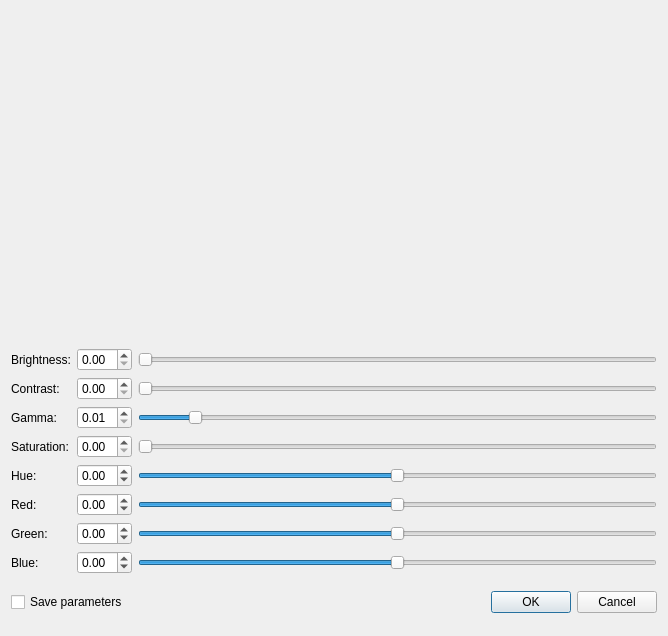
Above: src/dialogs/coloradjdialog.ui from classicimageviewer/ClassicImageViewer before the change. Below: the same form after it.
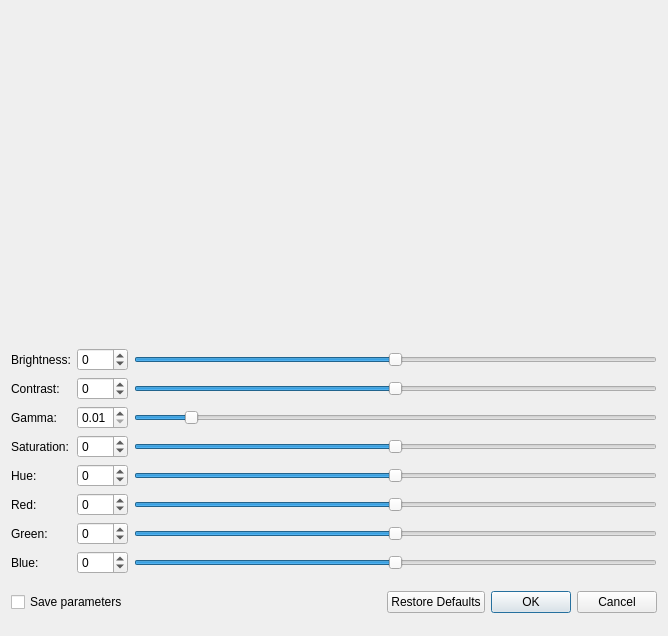
That is the form after the change.

Commit message: Color adjust: brightness/contrast/gamma in RGB space; UI improvements; Restore defaults button

What changed in the file:
```diff
--- a/src/dialogs/coloradjdialog.ui
+++ b/src/dialogs/coloradjdialog.ui
@@ -66,13 +66,13 @@
        <item row="1" column="1">
         <widget class="QDoubleSpinBox" name="doubleSpinBoxContrast">
          <property name="decimals">
-          <number>2</number>
+          <number>0</number>
          </property>
          <property name="minimum">
-          <double>0.000000000000000</double>
+          <double>-100.000000000000000</double>
          </property>
          <property name="maximum">
-          <double>2.000000000000000</double>
+          <double>100.000000000000000</double>
          </property>
          <property name="singleStep">
           <double>0.010000000000000</double>
@@ -82,13 +82,13 @@
        <item row="0" column="1">
         <widget class="QDoubleSpinBox" name="doubleSpinBoxBrightness">
          <property name="decimals">
-          <number>2</number>
+          <number>0</number>
          </property>
          <property name="minimum">
-          <double>0.000000000000000</double>
+          <double>-100.000000000000000</double>
          </property>
          <property name="maximum">
-          <double>2.000000000000000</double>
+          <double>100.000000000000000</double>
          </property>
          <property name="singleStep">
           <double>0.010000000000000</double>
@@ -112,10 +112,10 @@
        <item row="1" column="2">
         <widget class="QSlider" name="horizontalSliderContrast">
          <property name="minimum">
-          <number>0</number>
+          <number>-100</number>
          </property>
          <property name="maximum">
-          <number>200</number>
+          <number>100</number>
          </property>
          <property name="orientation">
           <enum>Qt::Horizontal</enum>
@@ -125,13 +125,13 @@
        <item row="7" column="1">
         <widget class="QDoubleSpinBox" name="doubleSpinBoxBlue">
          <property name="decimals">
-          <number>2</number>
+          <number>0</number>
          </property>
          <property name="minimum">
-          <double>-1.000000000000000</double>
+          <double>-100.000000000000000</double>
          </property>
          <property name="maximum">
-          <double>1.000000000000000</double>
+          <double>100.000000000000000</double>
          </property>
          <property name="singleStep">
           <double>0.010000000000000</double>
@@ -141,13 +141,13 @@
        <item row="3" column="1">
         <widget class="QDoubleSpinBox" name="doubleSpinBoxSaturation">
          <property name="decimals">
-          <number>2</number>
+          <number>0</number>
          </property>
          <property name="minimum">
-          <double>0.000000000000000</double>
+          <double>-100.000000000000000</double>
          </property>
          <property name="maximum">
-          <double>2.000000000000000</double>
+          <double>100.000000000000000</double>
          </property>
          <property name="singleStep">
           <double>0.010000000000000</double>
@@ -164,10 +164,10 @@
        <item row="3" column="2">
         <widget class="QSlider" name="horizontalSliderSaturation">
          <property name="minimum">
-          <number>0</number>
+          <number>-100</number>
          </property>
          <property name="maximum">
-          <number>200</number>
+          <number>100</number>
          </property>
          <property name="orientation">
           <enum>Qt::Horizontal</enum>
@@ -197,13 +197,13 @@
        <item row="5" column="1">
         <widget class="QDoubleSpinBox" name="doubleSpinBoxRed">
          <property name="decimals">
-          <number>2</number>
+          <number>0</number>
          </property>
          <property name="minimum">
-          <double>-1.000000000000000</double>
+          <double>-100.000000000000000</double>
          </property>
          <property name="maximum">
-          <double>1.000000000000000</double>
+          <double>100.000000000000000</double>
          </property>
          <property name="singleStep">
           <double>0.010000000000000</double>
@@ -212,11 +212,14 @@
        </item>
        <item row="4" column="1">
         <widget class="QDoubleSpinBox" name="doubleSpinBoxHue">
+         <property name="decimals">
+          <number>0</number>
+         </property>
          <property name="minimum">
-          <double>-1.000000000000000</double>
+          <double>-180.000000000000000</double>
          </property>
          <property name="maximum">
-          <double>1.000000000000000</double>
+          <double>180.000000000000000</double>
          </property>
          <property name="singleStep">
           <double>0.010000000000000</double>
@@ -226,13 +229,13 @@
        <item row="6" column="1">
         <widget class="QDoubleSpinBox" name="doubleSpinBoxGreen">
          <property name="decimals">
-          <number>2</number>
+          <number>0</number>
          </property>
          <property name="minimum">
-          <double>-1.000000000000000</double>
+          <double>-100.000000000000000</double>
          </property>
          <property name="maximum">
-          <double>1.000000000000000</double>
+          <double>100.000000000000000</double>
          </property>
          <property name="singleStep">
           <double>0.010000000000000</double>
@@ -269,10 +272,10 @@
        <item row="0" column="2">
         <widget class="QSlider" name="horizontalSliderBrightness">
          <property name="minimum">
-          <number>0</number>
+          <number>-100</number>
          </property>
          <property name="maximum">
-          <number>200</number>
+          <number>100</number>
          </property>
          <property name="orientation">
           <enum>Qt::Horizontal</enum>
@@ -338,10 +341,10 @@
        <item row="4" column="2">
         <widget class="QSlider" name="horizontalSliderHue">
          <property name="minimum">
-          <number>-100</number>
+          <number>-180</number>
          </property>
          <property name="maximum">
-          <number>100</number>
+          <number>180</number>
          </property>
          <property name="orientation">
           <enum>Qt::Horizontal</enum>
@@ -380,7 +383,7 @@
         <enum>Qt::Horizontal</enum>
        </property>
        <property name="standardButtons">
-        <set>QDialogButtonBox::Cancel|QDialogButtonBox::Ok</set>
+        <set>QDialogButtonBox::Cancel|QDialogButtonBox::Ok|QDialogButtonBox::RestoreDefaults</set>
        </property>
       </widget>
      </item>
```
Left out of the diff: 14 changed lines with no effect on the pictures. The commit also changes 3 other files.
